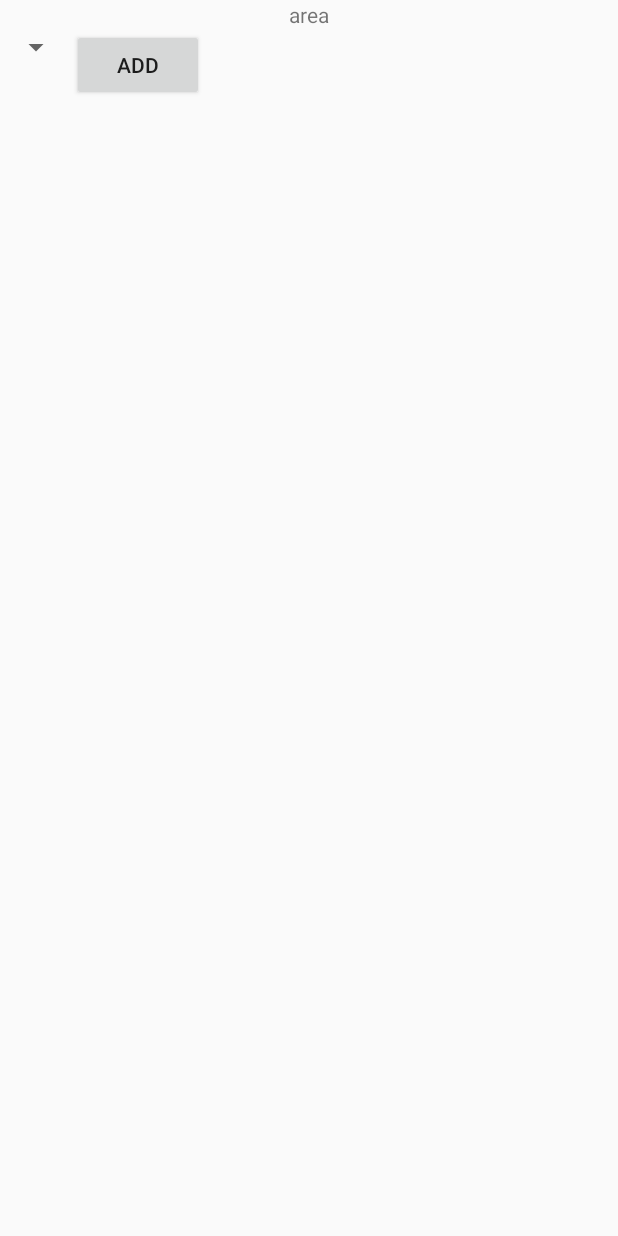
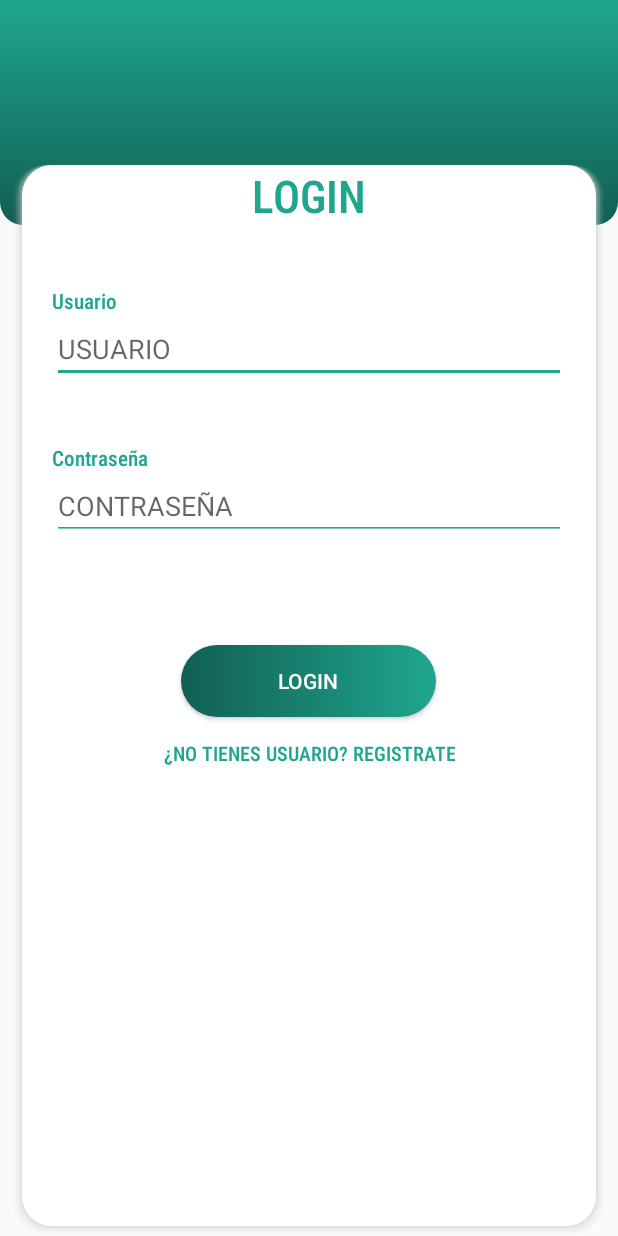
Before and after one commit to Stan4u2/Monitoreo, an Android app: the MainActivity screen opened directly, with no data from a screen before it, on a phone screen of 412 x 824 dp. Run offline under Robolectric (Android 15) with nearby library versions, the phone set to English and light mode, and no system bars.

Commit message:
Made new changes in the design.

```diff
--- /dev/null
+++ b/app/src/main/res/drawable/ic_gradient_color.xml
@@ -0,0 +1,11 @@
+<?xml version="1.0" encoding="utf-8"?>
+<shape xmlns:android="http://schemas.android.com/apk/res/android">
+
+    <gradient
+        android:type="linear"
+        android:startColor="@color/colorPrimaryDark"
+        android:endColor="@color/colorFinalGradient"/>
+
+    <corners android:radius="60dp"/>
+
+</shape>
--- /dev/null
+++ b/app/src/main/res/drawable/ic_login_rectangle.xml
@@ -0,0 +1,80 @@
+<?xml version="1.0" encoding="utf-8"?>
+<layer-list xmlns:android="http://schemas.android.com/apk/res/android" >
+
+    <!-- Drop Shadow Stack -->
+    <item>
+        <shape>
+            <padding
+                android:bottom="1.5dp"
+                android:left="1.5dp"
+                android:right="1.5dp"
+                android:top="0dp" />
+
+            <solid android:color="#00CCCCCC" />
+
+            <corners android:radius="20dp" />
+        </shape>
+    </item>
+    <item>
+        <shape>
+            <padding
+                android:bottom="1.5dp"
+                android:left="1.5dp"
+                android:right="1.5dp"
+                android:top="0dp" />
+
+            <solid android:color="#10CCCCCC" />
+
+            <corners android:radius="20dp" />
+        </shape>
+    </item>
+    <item>
+        <shape>
+            <padding
+                android:bottom="1.5dp"
+                android:left="1.5dp"
+                android:right="1.5dp"
+                android:top="0dp" />
+
+            <solid android:color="#20CCCCCC" />
+
+            <corners android:radius="20dp" />
+        </shape>
+    </item>
+    <item>
+        <shape>
+            <padding
+                android:bottom="1.5dp"
+                android:left="1.5dp"
+                android:right="1.5dp"
+                android:top="0dp" />
+
+            <solid android:color="#30CCCCCC" />
+
+            <corners android:radius="20dp" />
+        </shape>
+    </item>
+    <item>
+        <shape>
+            <padding
+                android:bottom="1.5dp"
+                android:left="1.5dp"
+                android:right="1.5dp"
+                android:top="0dp" />
+
+            <solid android:color="#50CCCCCC" />
+
+            <corners android:radius="20dp" />
+        </shape>
+    </item>
+
+    <!-- Background -->
+    <item>
+        <shape>
+            <solid android:color="@android:color/white" />
+
+            <corners android:radius="20dp" />
+        </shape>
+    </item>
+
+</layer-list>
--- /dev/null
+++ b/app/src/main/res/drawable/ic_title_login.xml
@@ -0,0 +1,12 @@
+<?xml version="1.0" encoding="utf-8"?>
+<shape xmlns:android="http://schemas.android.com/apk/res/android">
+
+    <gradient
+        android:type="linear"
+        android:startColor="@color/colorPrimaryDark"
+        android:endColor="@color/colorFinalGradient"
+        android:angle="90"/>
+
+    <corners android:bottomLeftRadius="15dp" android:bottomRightRadius="15dp"/>
+
+</shape>
--- a/app/src/main/res/layout/activity_main.xml
+++ b/app/src/main/res/layout/activity_main.xml
@@ -1,5 +1,5 @@
 <?xml version="1.0" encoding="utf-8"?>
-<LinearLayout xmlns:android="http://schemas.android.com/apk/res/android"
+<RelativeLayout xmlns:android="http://schemas.android.com/apk/res/android"
     xmlns:tools="http://schemas.android.com/tools"
     android:layout_width="match_parent"
     android:layout_height="match_parent"
@@ -7,26 +7,93 @@
     android:orientation="vertical">
 
     <TextView
+        android:layout_width="match_parent"
+        android:layout_height="150dp"
+        android:background="@drawable/ic_title_login">
+
+    </TextView>
+
+    <LinearLayout
+        android:layout_width="match_parent"
+        android:layout_height="match_parent"
+        android:orientation="vertical"
+        android:layout_marginTop="110dp">
+
+        <LinearLayout
+            android:layout_width="match_parent"
+            android:layout_height="match_parent"
+            android:layout_marginLeft="8dp"
+            android:layout_marginRight="8dp"
+            android:orientation="vertical"
+            android:background="@drawable/ic_login_rectangle">
+
+            <TextView
                 android:layout_width="wrap_content"
                 android:layout_height="wrap_content"
-        android:text="area"
+                android:text="LOGIN"
+                android:textSize="30dp"
+                android:fontFamily="sans-serif-condensed-medium"
+                android:textColor="@color/colorFinalGradient"
                 android:layout_gravity="center" />
 
-    <LinearLayout
-        android:layout_width="wrap_content"
+            <TextView
+                android:layout_width="match_parent"
                 android:layout_height="wrap_content"
-        android:orientation="horizontal">
+                android:layout_marginTop="40dp"
+                android:text="Usuario"
+                android:fontFamily="sans-serif-condensed-medium"
+                android:textColor="@color/colorFinalGradient"
+                android:layout_marginLeft="20dp" />
 
-        <Spinner
-            android:id="@+id/spinner"
+            <EditText
                 android:layout_width="match_parent"
-            android:layout_height="wrap_content" />
+                android:layout_height="wrap_content"
+                android:layout_gravity="center"
+                android:layout_marginLeft="20dp"
+                android:layout_marginRight="20dp"
+                android:backgroundTint="@color/colorFinalGradient"
+                android:hint="USUARIO" />
+
+            <TextView
+                android:layout_width="match_parent"
+                android:layout_height="wrap_content"
+                android:layout_marginTop="40dp"
+                android:text="Contraseña"
+                android:fontFamily="sans-serif-condensed-medium"
+                android:textColor="@color/colorFinalGradient"
+                android:layout_marginLeft="20dp" />
+
+            <EditText
+                android:layout_width="match_parent"
+                android:layout_height="wrap_content"
+                android:layout_gravity="center"
+                android:layout_marginLeft="20dp"
+                android:layout_marginRight="20dp"
+                android:hint="CONTRASEÑA"
+                android:backgroundTint="@color/colorFinalGradient"
+                android:inputType="textPassword" />
+
+            <Button
+                android:layout_width="170dp"
+                android:layout_height="wrap_content"
+                android:layout_marginTop="70dp"
+                android:background="@drawable/ic_gradient_color"
+                android:layout_gravity="center"
+                android:text="LOGIN"
+                android:textColor="@color/colorWhite" />
+
             <Button
                 android:layout_width="wrap_content"
                 android:layout_height="wrap_content"
-            android:text="add"/>
+                android:background="@null"
+                android:textSize="13dp"
+                android:fontFamily="sans-serif-condensed-medium"
+                android:textColor="@color/colorFinalGradient"
+                style="@style/Widget.AppCompat.Button.Borderless"
+                android:layout_gravity="center"
+                android:text="¿No tienes usuario? Registrate"/>
 
         </LinearLayout>
+    </LinearLayout>
 
-
-</LinearLayout>
+</RelativeLayout>
--- a/app/src/main/res/values/colors.xml
+++ b/app/src/main/res/values/colors.xml
@@ -1,7 +1,8 @@
 <?xml version="1.0" encoding="utf-8"?>
 <resources>
     <color name="colorPrimary">#008577</color>
-    <color name="colorPrimaryDark">#00574B</color>
+    <color name="colorPrimaryDark">#125F52</color>
+    <color name="colorFinalGradient">#1FA68F</color>
     <color name="colorAccent">#D81B60</color>
     <color name="colorWhite">#FFFFFF</color>
     <color name="submenu">#33172E</color>
```
Lines whose indentation alone changed are shown as unchanged.
